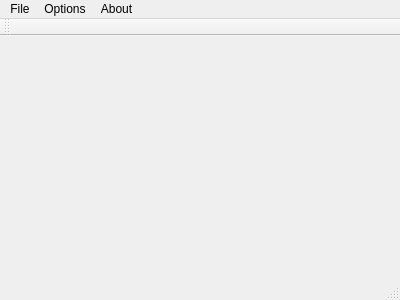
First picture: the form in mainwindow.ui, repository vincentdo/ReversiCPP, before the edit.
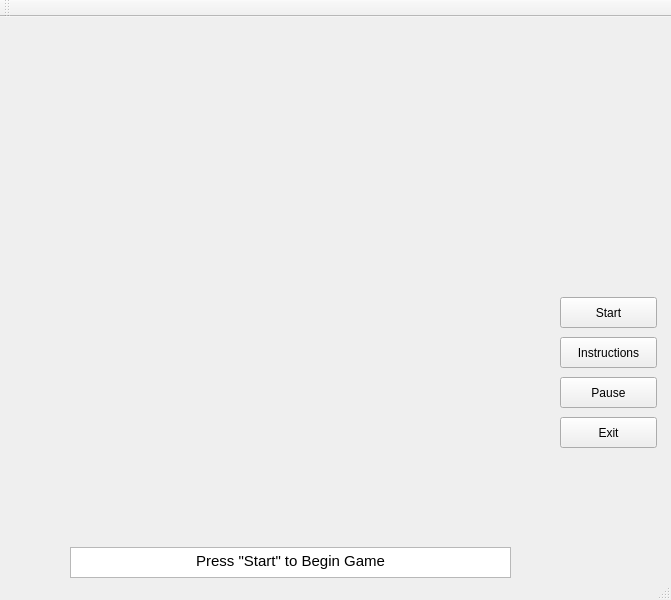
Second picture: the form after the edit.

Commit message: Added push buttons to control game states

What changed in the file:
```diff
--- a/mainwindow.ui
+++ b/mainwindow.ui
@@ -6,8 +6,8 @@
    <rect>
     <x>0</x>
     <y>0</y>
-    <width>400</width>
-    <height>300</height>
+    <width>671</width>
+    <height>600</height>
    </rect>
   </property>
   <property name="windowTitle">
@@ -17,47 +17,87 @@
    <widget class="QWidget" name="widget" native="true">
     <property name="geometry">
      <rect>
-      <x>-1</x>
-      <y>-11</y>
-      <width>291</width>
-      <height>251</height>
+      <x>20</x>
+      <y>20</y>
+      <width>521</width>
+      <height>501</height>
      </rect>
     </property>
+    <layout class="QFormLayout" name="formLayout_2">
+     <property name="fieldGrowthPolicy">
+      <enum>QFormLayout::AllNonFixedFieldsGrow</enum>
+     </property>
+    </layout>
    </widget>
-  </widget>
-  <widget class="QMenuBar" name="menuBar">
-   <property name="geometry">
-    <rect>
-     <x>0</x>
-     <y>0</y>
-     <width>400</width>
-     <height>25</height>
-    </rect>
-   </property>
-   <widget class="QMenu" name="menuFile">
-    <property name="title">
-     <string>File</string>
+   <widget class="QPushButton" name="pushButton">
+    <property name="geometry">
+     <rect>
+      <x>560</x>
+      <y>280</y>
+      <width>97</width>
+      <height>31</height>
+     </rect>
     </property>
-    <addaction name="actionNew_Game"/>
-    <addaction name="actionQuit"/>
+    <property name="text">
+     <string>Start</string>
+    </property>
    </widget>
-   <widget class="QMenu" name="menuOptions">
-    <property name="title">
-     <string>Options</string>
+   <widget class="QPushButton" name="pushButton_2">
+    <property name="geometry">
+     <rect>
+      <x>560</x>
+      <y>360</y>
+      <width>97</width>
+      <height>31</height>
+     </rect>
     </property>
-    <addaction name="actionMove_Suggestion"/>
-    <addaction name="actionMove_List"/>
+    <property name="text">
+     <string>Pause</string>
+    </property>
    </widget>
-   <widget class="QMenu" name="menuAbout">
-    <property name="title">
-     <string>About</string>
+   <widget class="QPushButton" name="pushButton_3">
+    <property name="geometry">
+     <rect>
+      <x>560</x>
+      <y>320</y>
+      <width>97</width>
+      <height>31</height>
+     </rect>
     </property>
-    <addaction name="actionInstructions"/>
-    <addaction name="actionFeatures"/>
+    <property name="text">
+     <string>Instructions</string>
+    </property>
    </widget>
-   <addaction name="menuFile"/>
-   <addaction name="menuOptions"/>
-   <addaction name="menuAbout"/>
+   <widget class="QPushButton" name="pushButton_4">
+    <property name="geometry">
+     <rect>
+      <x>560</x>
+      <y>400</y>
+      <width>97</width>
+      <height>31</height>
+     </rect>
+    </property>
+    <property name="text">
+     <string>Exit</string>
+    </property>
+   </widget>
+   <widget class="QTextBrowser" name="textBrowser">
+    <property name="geometry">
+     <rect>
+      <x>70</x>
+      <y>530</y>
+      <width>441</width>
+      <height>31</height>
+     </rect>
+    </property>
+    <property name="html">
+     <string>&lt;!DOCTYPE HTML PUBLIC &quot;-//W3C//DTD HTML 4.0//EN&quot; &quot;http://www.w3.org/TR/REC-html40/strict.dtd&quot;&gt;
+&lt;html&gt;&lt;head&gt;&lt;meta name=&quot;qrichtext&quot; content=&quot;1&quot; /&gt;&lt;style type=&quot;text/css&quot;&gt;
+p, li { white-space: pre-wrap; }
+&lt;/style&gt;&lt;/head&gt;&lt;body style=&quot; font-family:'Cantarell'; font-size:11pt; font-weight:400; font-style:normal;&quot;&gt;
+&lt;p align=&quot;center&quot; style=&quot; margin-top:0px; margin-bottom:0px; margin-left:0px; margin-right:0px; -qt-block-indent:0; text-indent:0px;&quot;&gt;Press &amp;quot;Start&amp;quot; to Begin Game&lt;/p&gt;&lt;/body&gt;&lt;/html&gt;</string>
+    </property>
+   </widget>
   </widget>
   <widget class="QToolBar" name="mainToolBar">
    <attribute name="toolBarArea">
```
Left out of the diff: 26 changed lines with no effect on the pictures. The commit also changes 4 other files.
